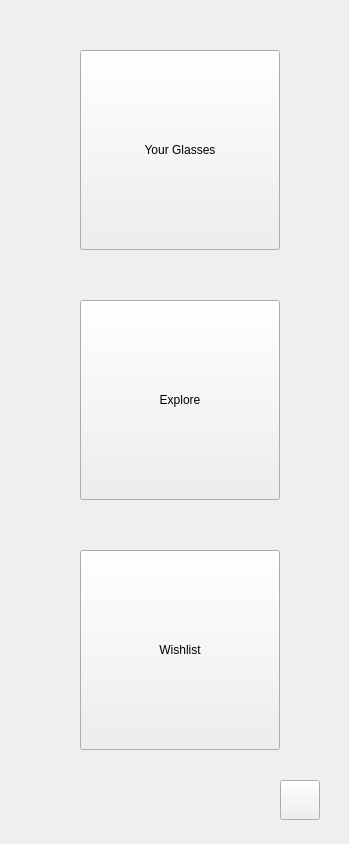
First picture: the form in UI/Overview.ui, repository Pecako2001/BrewingGlass, before the edit.
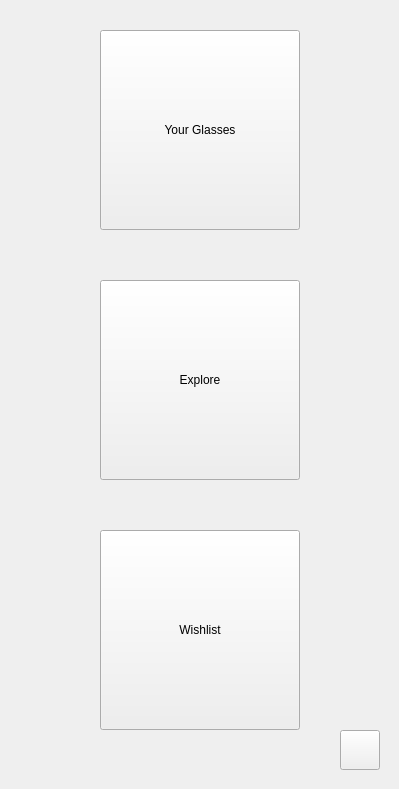
Second picture: the form after the edit. Icons and pictures are not drawn.

```diff
--- a/UI/Overview.ui
+++ b/UI/Overview.ui
@@ -6,8 +6,8 @@
    <rect>
     <x>0</x>
     <y>0</y>
-    <width>349</width>
-    <height>844</height>
+    <width>399</width>
+    <height>789</height>
    </rect>
   </property>
   <property name="windowTitle">
@@ -18,8 +18,8 @@
     <rect>
      <x>0</x>
      <y>0</y>
-     <width>349</width>
-     <height>844</height>
+     <width>399</width>
+     <height>789</height>
     </rect>
    </property>
    <property name="font">
@@ -34,8 +34,8 @@
   <widget class="QPushButton" name="pushButton">
    <property name="geometry">
     <rect>
-     <x>80</x>
-     <y>50</y>
+     <x>100</x>
+     <y>30</y>
      <width>200</width>
      <height>200</height>
     </rect>
@@ -47,8 +47,8 @@
   <widget class="QPushButton" name="pushButton_2">
    <property name="geometry">
     <rect>
-     <x>80</x>
-     <y>300</y>
+     <x>100</x>
+     <y>280</y>
      <width>200</width>
      <height>200</height>
     </rect>
@@ -60,8 +60,8 @@
   <widget class="QPushButton" name="pushButton_3">
    <property name="geometry">
     <rect>
-     <x>80</x>
-     <y>550</y>
+     <x>100</x>
+     <y>530</y>
      <width>200</width>
      <height>200</height>
     </rect>
@@ -73,8 +73,8 @@
   <widget class="QPushButton" name="AddButton">
    <property name="geometry">
     <rect>
-     <x>280</x>
-     <y>780</y>
+     <x>340</x>
+     <y>730</y>
      <width>40</width>
      <height>40</height>
     </rect>
```
